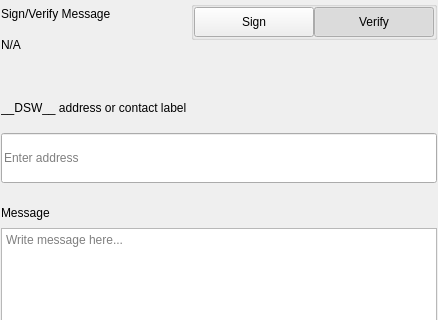
Before: the Qt Designer form src/qt/pivx/settings/forms/settingssignmessagewidgets.ui in decenomy/DSW, drawn with Qt 5; both pictures show x 0 to 438 and y 0 to 320 of the 438 by 579 pixel window.
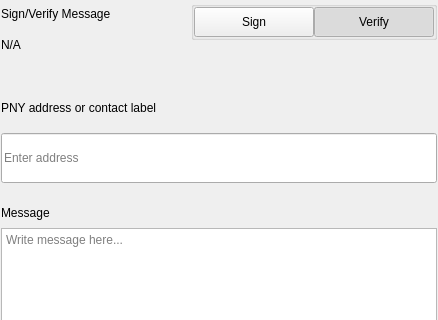
After: the same form once the commit is applied.

The edit to the form file:
```diff
--- a/src/qt/pivx/settings/forms/settingssignmessagewidgets.ui
+++ b/src/qt/pivx/settings/forms/settingssignmessagewidgets.ui
@@ -276,7 +276,7 @@
                </size>
               </property>
               <property name="text">
-               <string>__DSW__ address or contact label</string>
+               <string>PNY address or contact label</string>
               </property>
              </widget>
             </item>
```
